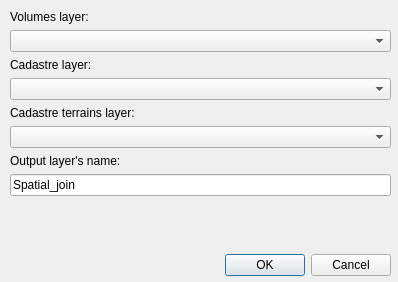
Before: the Qt Designer form gjko-plugin/dialogs/Ui_SpatialJoinCadastre.ui in zanfire/qgis-utils, drawn with Qt 5.
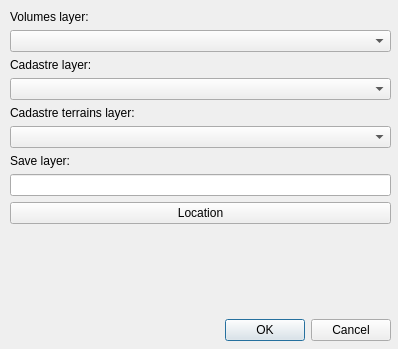
After: the same form once the commit is applied.

Patch:
```diff
--- a/gjko-plugin/dialogs/Ui_SpatialJoinCadastre.ui
+++ b/gjko-plugin/dialogs/Ui_SpatialJoinCadastre.ui
@@ -7,7 +7,7 @@
     <x>0</x>
     <y>0</y>
     <width>398</width>
-    <height>282</height>
+    <height>349</height>
    </rect>
   </property>
   <property name="sizePolicy">
@@ -28,7 +28,7 @@
      <x>10</x>
      <y>10</y>
      <width>381</width>
-     <height>266</height>
+     <height>331</height>
     </rect>
    </property>
    <layout class="QVBoxLayout" name="verticalLayout">
@@ -86,14 +86,24 @@
     <item>
      <widget class="QLabel" name="label_3">
       <property name="text">
-       <string>Output layer's name:</string>
+       <string>Save layer:</string>
       </property>
      </widget>
     </item>
     <item>
      <widget class="QLineEdit" name="layerName">
       <property name="text">
-       <string>Spatial_join</string>
+       <string/>
+      </property>
+     </widget>
+    </item>
+    <item>
+     <widget class="QPushButton" name="locationButton">
+      <property name="enabled">
+       <bool>true</bool>
+      </property>
+      <property name="text">
+       <string>Location</string>
       </property>
      </widget>
     </item>
```
